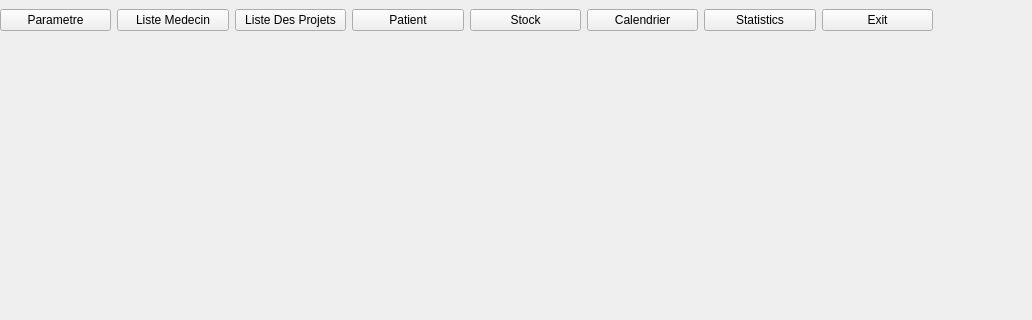
Before: the Qt Designer form mainwindow.ui in ProjetCPP-S2-2A15/projetcpp2a15-vaccicare, drawn with Qt 5; both pictures show x 0 to 1032 and y 0 to 320 of the 1196 by 727 pixel window.
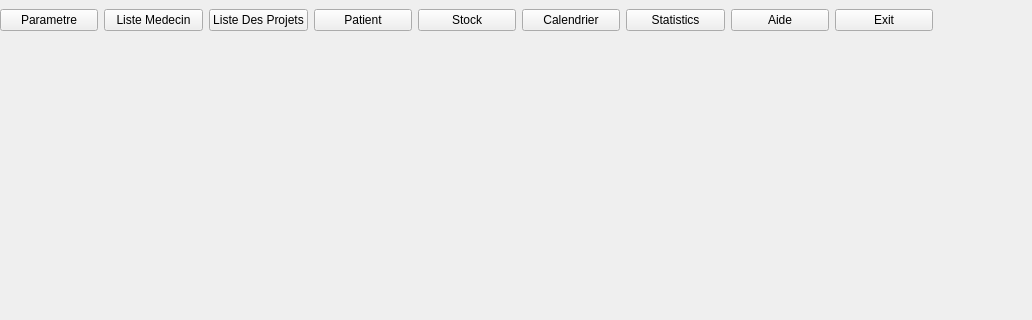
After: the same form once the commit is applied.

```diff
--- a/mainwindow.ui
+++ b/mainwindow.ui
@@ -73,6 +73,13 @@
        </property>
       </widget>
      </item>
+     <item>
+      <widget class="QPushButton" name="ButtonChat">
+       <property name="text">
+        <string>Aide</string>
+       </property>
+      </widget>
+     </item>
      <item>
       <widget class="QPushButton" name="ButtonExit">
        <property name="text">
```
Left out of the diff: 2 changed lines with no effect on the pictures.
